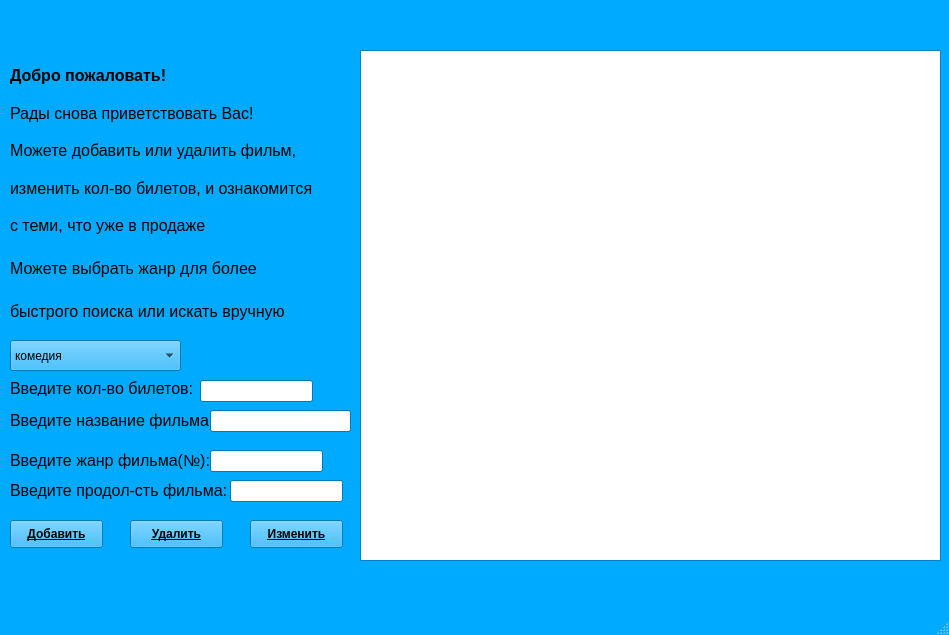
Old version of the form menager.ui in the repository katiarapter/lyceum.
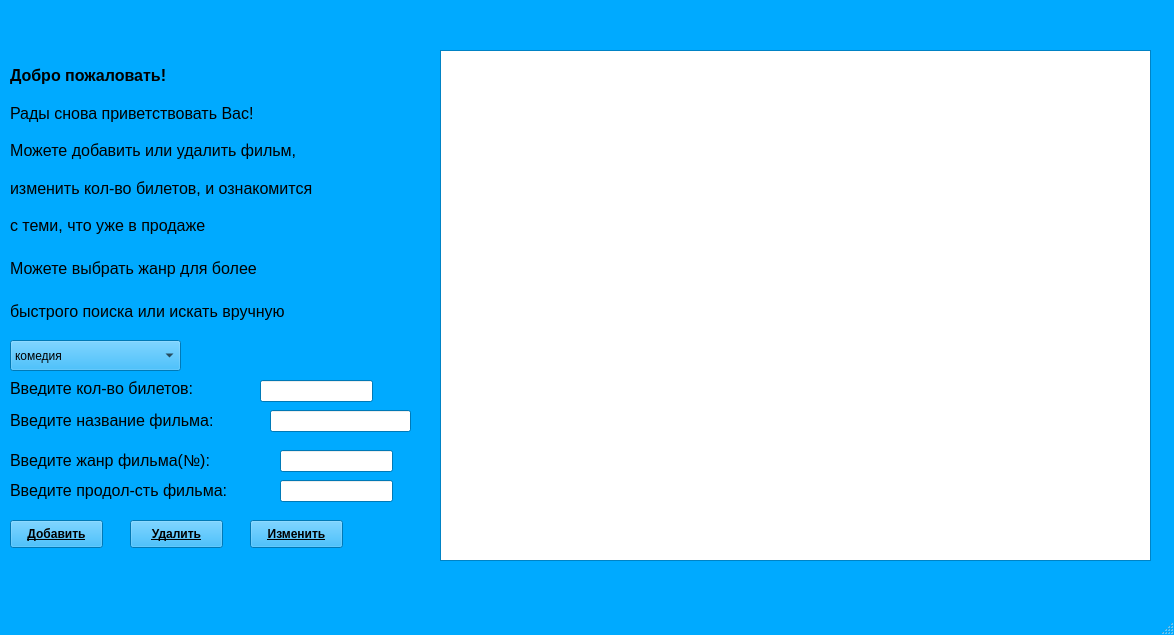
New version of the form.

Commit message: Добавление пароля, вывод билетов в консоль, окончательный дизайн всех окон

The edit to the form file:
```diff
--- a/menager.ui
+++ b/menager.ui
@@ -6,7 +6,7 @@
    <rect>
     <x>0</x>
     <y>0</y>
-    <width>949</width>
+    <width>1174</width>
     <height>635</height>
    </rect>
   </property>
@@ -527,9 +527,9 @@
    <widget class="QTableView" name="tableView">
     <property name="geometry">
      <rect>
-      <x>360</x>
+      <x>440</x>
       <y>50</y>
-      <width>581</width>
+      <width>711</width>
       <height>511</height>
      </rect>
     </property>
@@ -539,7 +539,7 @@
      <rect>
       <x>10</x>
       <y>60</y>
-      <width>357</width>
+      <width>378</width>
       <height>181</height>
      </rect>
     </property>
@@ -613,7 +613,7 @@
      <rect>
       <x>10</x>
       <y>250</y>
-      <width>301</width>
+      <width>344</width>
       <height>80</height>
      </rect>
     </property>
@@ -669,7 +669,7 @@
      <rect>
       <x>10</x>
       <y>380</y>
-      <width>191</width>
+      <width>231</width>
       <height>16</height>
      </rect>
     </property>
@@ -685,7 +685,7 @@
    <widget class="QLineEdit" name="lineEdit">
     <property name="geometry">
      <rect>
-      <x>200</x>
+      <x>260</x>
       <y>380</y>
       <width>113</width>
       <height>22</height>
@@ -697,7 +697,7 @@
      <rect>
       <x>10</x>
       <y>410</y>
-      <width>201</width>
+      <width>261</width>
       <height>21</height>
      </rect>
     </property>
@@ -713,7 +713,7 @@
    <widget class="QLineEdit" name="lineEdit_2">
     <property name="geometry">
      <rect>
-      <x>210</x>
+      <x>270</x>
       <y>410</y>
       <width>141</width>
       <height>22</height>
@@ -725,7 +725,7 @@
      <rect>
       <x>10</x>
       <y>450</y>
-      <width>201</width>
+      <width>261</width>
       <height>21</height>
      </rect>
     </property>
@@ -743,7 +743,7 @@
      <rect>
       <x>10</x>
       <y>480</y>
-      <width>221</width>
+      <width>271</width>
       <height>21</height>
      </rect>
     </property>
@@ -759,7 +759,7 @@
    <widget class="QLineEdit" name="lineEdit_3">
     <property name="geometry">
      <rect>
-      <x>210</x>
+      <x>280</x>
       <y>450</y>
       <width>113</width>
       <height>22</height>
@@ -769,7 +769,7 @@
    <widget class="QLineEdit" name="lineEdit_4">
     <property name="geometry">
      <rect>
-      <x>230</x>
+      <x>280</x>
       <y>480</y>
       <width>113</width>
       <height>22</height>
```
Left out of the diff: 4 changed lines with no effect on the pictures. The commit also changes 5 other files.
